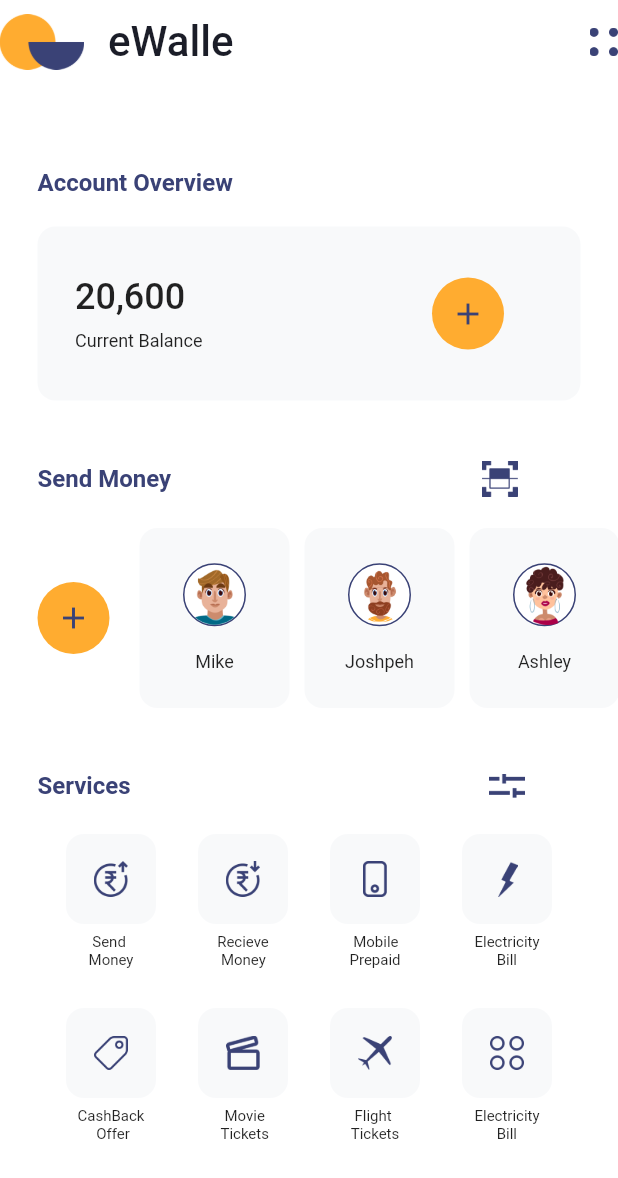
After one commit to David-Smile/eWallet, a Flutter app: the HomeScreen screen opened directly, on a phone screen of 412 x 824 dp. The commit adds this screen. Shown: the top 1178 px of the screen. Run offline on Flutter 3.47's test engine with Material 2 defaults, Android fonts, the phone set to English and light mode, and no system bars; Roboto replaces fonts that are missing (Avenir, Avenir Next, Ubuntu); project files that could hold a hidden picture were left out.

Commit message:
added components

```diff
--- /dev/null
+++ b/lib/components/add_button.dart
@@ -0,0 +1,35 @@
+import 'package:e_wallet/components/constants.dart';
+import 'package:flutter/material.dart';
+
+class AddButton extends StatelessWidget {
+  final Function press;
+  final Color color;
+
+  const AddButton({
+    Key? key,
+    required this.press,
+    this.color = yellow,
+  }) : super(key: key);
+
+  @override
+  Widget build(BuildContext context) {
+    return Container(
+        height: 48.0,
+        width: 48.0,
+        decoration: BoxDecoration(
+          color: yellow,
+          borderRadius: BorderRadius.circular(100.0),
+        ),
+        child: Material(
+          type: MaterialType.transparency,
+          child: InkWell(
+            borderRadius: BorderRadius.circular(100.0),
+            onTap: () {},
+            child: const Icon(
+              Icons.add,
+              color: blue,
+            ),
+          ),
+        ));
+  }
+}
--- a/lib/components/constants.dart
+++ b/lib/components/constants.dart
@@ -5,3 +5,5 @@ const dark = Color(0xff1B1D28);
 const grey = Color(0xff7B7F9E);
 const blue = Color(0xff3A4276);
 const yellow = Color(0xffFFAC30);
+const white = Color(0xffFFFFFF);
+const offwhite = Color(0xffF1F3F6);
--- /dev/null
+++ b/lib/components/service_buttons.dart
@@ -0,0 +1,57 @@
+import 'package:e_wallet/components/constants.dart';
+import 'package:flutter/material.dart';
+
+class ServiceButton extends StatelessWidget {
+  final String text;
+  final String image;
+  final Function press;
+  final Color color, textColor;
+  const ServiceButton(
+      {Key? key,
+      required this.press,
+      required this.text,
+      this.color = offwhite,
+      this.textColor = blue,
+      this.image = 'assets/'})
+      : super(key: key);
+
+  @override
+  Widget build(BuildContext context) {
+    return Column(
+      children: [
+        Container(
+          height: 60,
+          width: 60,
+          decoration: BoxDecoration(
+            borderRadius: BorderRadius.circular(12),
+            color: offwhite.withOpacity(0.5),
+          ),
+          child: Material(
+            type: MaterialType.transparency,
+            child: InkWell(
+              borderRadius: BorderRadius.circular(12),
+              onTap: () {},
+              child: Column(
+                mainAxisAlignment: MainAxisAlignment.center,
+                children: [
+                  Image.asset(
+                    image,
+                    height: 24.0,
+                    width: 22.62,
+                  ),
+                ],
+              ),
+            ),
+          ),
+        ),
+        const SizedBox(
+          height: 6.0,
+        ),
+        Text(
+          text,
+          style: const TextStyle(fontFamily: 'Avenir Next', fontSize: 10),
+        )
+      ],
+    );
+  }
+}
--- /dev/null
+++ b/lib/components/user_profile.dart
@@ -0,0 +1,62 @@
+import 'package:e_wallet/components/constants.dart';
+import 'package:flutter/material.dart';
+
+class UserProfile extends StatelessWidget {
+  final String text;
+  final Function press;
+  final Color color, textColor;
+  final String profile;
+  const UserProfile({
+    Key? key,
+    required this.press,
+    required this.text,
+    this.color = offwhite,
+    this.textColor = blue,
+    this.profile = 'assets/recipient.png',
+  }) : super(key: key);
+
+  @override
+  Widget build(BuildContext context) {
+    return Container(
+      height: 120,
+      width: 100,
+      decoration: BoxDecoration(
+        borderRadius: BorderRadius.circular(12),
+        color: offwhite.withOpacity(0.5),
+      ),
+      child: Material(
+        type: MaterialType.transparency,
+        child: InkWell(
+            borderRadius: BorderRadius.circular(12),
+            onTap: () {},
+            child: Column(
+              mainAxisAlignment: MainAxisAlignment.center,
+              children: [
+                Container(
+                  height: 42,
+                  width: 42,
+                  decoration: BoxDecoration(
+                    borderRadius: BorderRadius.circular(100),
+                    color: white,
+                    border: Border.all(color: blue),
+                  ),
+                  child: Image.asset(
+                    profile,
+                    height: 41.35,
+                    width: 38.7,
+                  ),
+                ),
+                const SizedBox(
+                  height: 17.0,
+                ),
+                Text(
+                  text,
+                  style:
+                      const TextStyle(fontFamily: 'Avenir Next', fontSize: 12),
+                )
+              ],
+            )),
+      ),
+    );
+  }
+}
--- /dev/null
+++ b/lib/screens/home_screen.dart
@@ -0,0 +1,285 @@
+import 'package:e_wallet/components/add_button.dart';
+import 'package:e_wallet/components/constants.dart';
+import 'package:e_wallet/components/service_buttons.dart';
+import 'package:e_wallet/components/user_profile.dart';
+import 'package:flutter/material.dart';
+
+class HomeScreen extends StatefulWidget {
+  const HomeScreen({Key? key}) : super(key: key);
+
+  @override
+  _HomeScreenState createState() => _HomeScreenState();
+}
+
+class _HomeScreenState extends State<HomeScreen> {
+  @override
+  Widget build(BuildContext context) {
+    return Scaffold(
+      appBar: AppBar(
+        leading: Image.asset(
+          'assets/ewallet.png',
+          height: 31.0,
+          width: 47.0,
+        ),
+        title: const Text(
+          'eWalle',
+          style: TextStyle(
+            fontSize: 28.0,
+            fontFamily: 'Ubuntu',
+            fontWeight: FontWeight.w500,
+            color: dark,
+          ),
+        ),
+        backgroundColor: white,
+        elevation: 0,
+        actions: [
+          Image.asset(
+            'assets/Union.png',
+            height: 19.0,
+            width: 19.0,
+          )
+        ],
+      ),
+      body: Column(
+        mainAxisAlignment: MainAxisAlignment.center,
+        children: <Widget>[
+          Padding(
+            padding: const EdgeInsets.symmetric(horizontal: 25.0),
+            child: Column(
+              crossAxisAlignment: CrossAxisAlignment.start,
+              children: [
+                const Text(
+                  'Account Overview',
+                  style: TextStyle(
+                    fontFamily: 'Avenir',
+                    fontSize: 16,
+                    fontWeight: FontWeight.w700,
+                    color: blue,
+                  ),
+                ),
+                const SizedBox(
+                  height: 20.0,
+                ),
+                Container(
+                  width: MediaQuery.of(context).size.width,
+                  height: 116.0,
+                  decoration: BoxDecoration(
+                    color: offwhite.withOpacity(0.5),
+                    borderRadius: BorderRadius.circular(12.0),
+                  ),
+                  child: Row(
+                    children: <Widget>[
+                      Padding(
+                        padding: const EdgeInsets.symmetric(horizontal: 25.0),
+                        child: Column(
+                          mainAxisAlignment: MainAxisAlignment.center,
+                          crossAxisAlignment: CrossAxisAlignment.start,
+                          children: const <Widget>[
+                            Text(
+                              '20,600',
+                              style: TextStyle(
+                                fontFamily: 'Avenir Next',
+                                fontSize: 24,
+                                fontWeight: FontWeight.w500,
+                              ),
+                            ),
+                            SizedBox(
+                              height: 8.0,
+                            ),
+                            Text(
+                              'Current Balance',
+                              style: TextStyle(
+                                fontFamily: 'Avenir Next',
+                                fontSize: 12,
+                              ),
+                            ),
+                          ],
+                        ),
+                      ),
+                      const SizedBox(
+                        width: 128.0,
+                      ),
+                      AddButton(press: () {})
+                    ],
+                  ),
+                ),
+                const SizedBox(height: 40.0),
+                Row(
+                  children: [
+                    const Text(
+                      'Send Money',
+                      style: TextStyle(
+                        fontFamily: 'Avenir Next',
+                        fontSize: 16,
+                        fontWeight: FontWeight.w700,
+                        color: blue,
+                      ),
+                    ),
+                    const SizedBox(
+                      width: 207,
+                    ),
+                    Image.asset(
+                      'assets/scan_icon.png',
+                      height: 24.0,
+                      width: 24.0,
+                    )
+                  ],
+                ),
+              ],
+            ),
+          ),
+          const SizedBox(
+            height: 21.0,
+          ),
+          SizedBox(
+            height: 120.0,
+            child: SingleChildScrollView(
+              scrollDirection: Axis.horizontal,
+              child: Padding(
+                padding: const EdgeInsets.symmetric(horizontal: 25.0),
+                child: Row(
+                  children: <Widget>[
+                    AddButton(press: () {}),
+                    const SizedBox(
+                      width: 20.0,
+                    ),
+                    UserProfile(
+                      press: () {},
+                      text: 'Mike',
+                      profile: 'assets/recipient1.png',
+                    ),
+                    const SizedBox(
+                      width: 10.0,
+                    ),
+                    UserProfile(
+                      press: () {},
+                      text: 'Joshpeh',
+                      profile: 'assets/recipient2.png',
+                    ),
+                    const SizedBox(
+                      width: 10.0,
+                    ),
+                    UserProfile(
+                      press: () {},
+                      text: 'Ashley',
+                      profile: 'assets/recipient3.png',
+                    ),
+                  ],
+                ),
+              ),
+            ),
+          ),
+          const SizedBox(
+            height: 40,
+          ),
+          Padding(
+            padding: const EdgeInsets.symmetric(horizontal: 25.0),
+            child: Row(
+              children: [
+                const Text(
+                  'Services',
+                  style: TextStyle(
+                    fontFamily: 'Avenir Next',
+                    fontSize: 16,
+                    fontWeight: FontWeight.w700,
+                    color: blue,
+                  ),
+                ),
+                const SizedBox(
+                  width: 239,
+                ),
+                Image.asset(
+                  'assets/switch_icon.png',
+                  height: 24.0,
+                  width: 24.0,
+                )
+              ],
+            ),
+          ),
+          const SizedBox(height: 20.0),
+          SizedBox(
+            height: 96.0,
+            width: 324.0,
+            child: Row(
+              children: <Widget>[
+                ServiceButton(
+                  press: () {},
+                  text: ' Send\nMoney',
+                  image: 'assets/send_money.png',
+                ),
+                const SizedBox(
+                  width: 28.0,
+                ),
+                ServiceButton(
+                  press: () {},
+                  text: 'Recieve\n Money',
+                  image: 'assets/receive_money.png',
+                ),
+                const SizedBox(
+                  width: 28.0,
+                ),
+                ServiceButton(
+                  press: () {},
+                  text: ' Mobile\nPrepaid',
+                  image: 'assets/mobile_prepaid.png',
+                ),
+                const SizedBox(
+                  width: 28.0,
+                ),
+                ServiceButton(
+                  press: () {},
+                  text: 'Electricity\n      Bill',
+                  image: 'assets/electricity_bill.png',
+                ),
+                const SizedBox(
+                  height: 28.0,
+                ),
+              ],
+            ),
+          ),
+          const SizedBox(height: 20.0),
+          SizedBox(
+            height: 96.0,
+            width: 324.0,
+            child: Row(
+              children: <Widget>[
+                ServiceButton(
+                  press: () {},
+                  text: 'CashBack\n     Offer',
+                  image: 'assets/cashback.png',
+                ),
+                const SizedBox(
+                  width: 28.0,
+                ),
+                ServiceButton(
+                  press: () {},
+                  text: '  Movie\n Tickets',
+                  image: 'assets/movie_ticket.png',
+                ),
+                const SizedBox(
+                  width: 28.0,
+                ),
+                ServiceButton(
+                  press: () {},
+                  text: ' Flight\nTickets',
+                  image: 'assets/flight_ticket.png',
+                ),
+                const SizedBox(
+                  width: 28.0,
+                ),
+                ServiceButton(
+                  press: () {},
+                  text: 'Electricity\n      Bill',
+                  image: 'assets/more_options.png',
+                ),
+                const SizedBox(
+                  height: 28.0,
+                ),
+              ],
+            ),
+          ),
+        ],
+      ),
+    );
+  }
+}
--- a/lib/screens/welcome_screen.dart
+++ b/lib/screens/welcome_screen.dart
@@ -1,5 +1,6 @@
 import 'package:e_wallet/components/constants.dart';
 import 'package:e_wallet/components/rounded_button.dart';
+import 'package:e_wallet/screens/home_screen.dart';
 import 'package:flutter/gestures.dart';
 import 'package:flutter/material.dart';
 
@@ -57,7 +58,7 @@ class _WelcomeScreenState extends State<WelcomeScreen> {
                   const SizedBox(
                     height: 7.0,
                   ),
-                  Text(
+                  const Text(
                     'Dec.16.2021 | Thursday',
                     style: TextStyle(
                         fontFamily: 'Avenir Next',
@@ -80,7 +81,7 @@ class _WelcomeScreenState extends State<WelcomeScreen> {
                   const Align(
                     alignment: Alignment.centerLeft,
                     child: Text(
-                      'eWallet',
+                      'eWalle',
                       style: TextStyle(
                           fontFamily: 'Ubuntu',
                           fontSize: 28.0,
@@ -138,7 +139,13 @@ class ClickWidget extends StatelessWidget {
           TextSpan(
             text: ' Create New Account',
             style: linkStyle,
-            recognizer: TapGestureRecognizer()..onTap = () {},
+            recognizer: TapGestureRecognizer()
+              ..onTap = () {
+                Navigator.push(
+                  context,
+                  MaterialPageRoute(builder: (context) => const HomeScreen()),
+                );
+              },
           ),
         ],
       ),
```
Also changed, not shown: assets/Union.png (added), assets/cashback.png (added), assets/electricity_bill.png (added), assets/flight_ticket.png (added), assets/mobile_prepaid.png (added), assets/more_options.png (added), assets/movie_ticket.png (added), assets/receive_money.png (added), assets/scan_icon.png (added), assets/send_money.png (added), assets/switch_icon.png (added).
